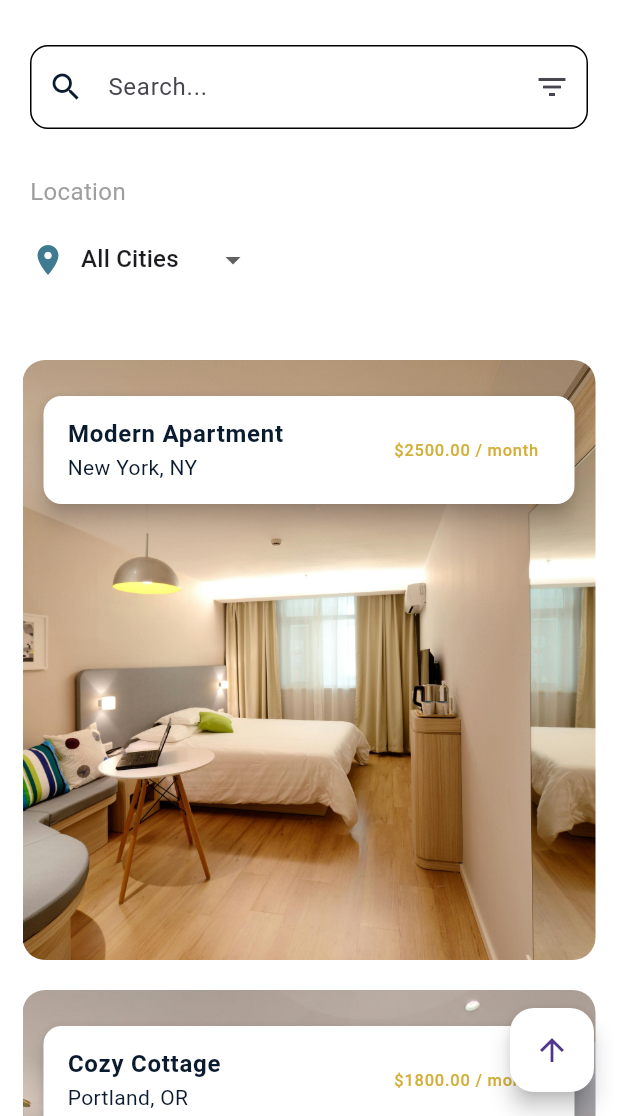
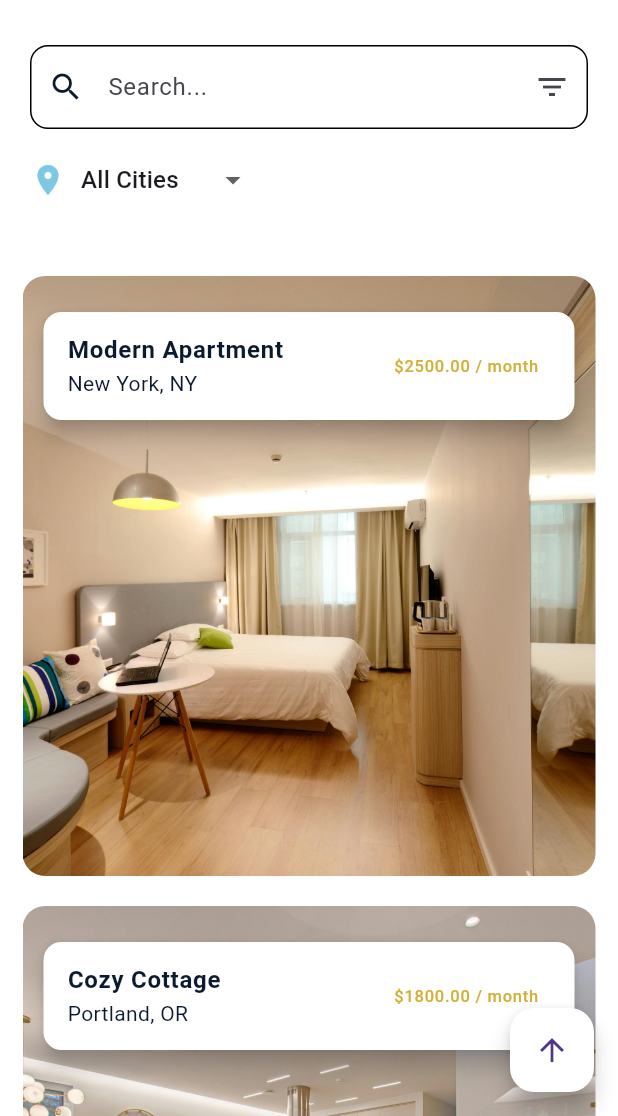
Before and after one commit to benyaminjoelle/rentora, a Flutter app: the HomeView screen opened by its route, on a phone screen of 412 x 824 dp, the part 120-1236 px from its top. Run offline on Flutter 3.47's test engine with Material 3 defaults, Android fonts, the phone set to English and light mode, and no system bars; our stand-ins replace animated_splash_screen, file_picker, get.

Commit message:
last modification

```diff
--- a/lib/features/home/view/home_view.dart
+++ b/lib/features/home/view/home_view.dart
@@ -50,7 +50,7 @@ class HomeView extends StatelessWidget {
               //custom scroll
         SliverToBoxAdapter(
           child: Container(
-            height: 230,
+            // height: 230,
             padding: const EdgeInsets.symmetric(horizontal: 20, vertical: 30),
             alignment: Alignment.centerLeft,
             child: Column(
@@ -83,28 +83,28 @@ class HomeView extends StatelessWidget {
                     fillColor: AppColors.white,
                   ),
                 ),
-                  const SizedBox(height: 30),
-                const Text(
-                  "Location",
-                  style: TextStyle(
-                    fontWeight: FontWeight.w400,
-                    fontSize: 16,
-                    color: Colors.grey,
-                  ),
-                ),
+                  const SizedBox(height: 10),
+                // const Text(
+                //   "Location",
+                //   style: TextStyle(
+                //     fontWeight: FontWeight.w400,
+                //     fontSize: 16,
+                //     color: Colors.grey,
+                //   ),
+                // ),
 
-                const SizedBox(height: 10),
                 //dropdown menu
                 Row(
                   children: [
                     const Icon(
                       Icons.location_on,
-                      color: Color.fromARGB(255, 63, 123, 144),
+                      color:AppColors.lightBlue,
                     ),
                     const SizedBox(width: 10),
 
                     Obx(
                       () => DropdownButton<String>(
+                        dropdownColor: AppColors.white,
                         value: controller.selectedCity.value,
                         items: const [
                           DropdownMenuItem(value: "All", child: Text("All Cities")),
@@ -121,7 +121,6 @@ class HomeView extends StatelessWidget {
                     ),
                   ],
                 ),
-
 
 
 
--- a/lib/main.dart
+++ b/lib/main.dart
@@ -1,5 +1,4 @@
 import 'package:flutter/material.dart';
-import 'package:flutter/services.dart';
 import 'package:get/get.dart';
 import 'package:rentora/core/routes/app_pages.dart';
 import 'package:rentora/localization/local.dart';
```
